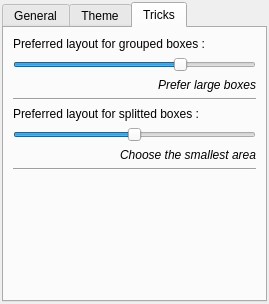
This is resources/ui/canvas_options.ui in Houston4444/HoustonPatchbay as Qt 5 draws it before an edit. The edited form follows.
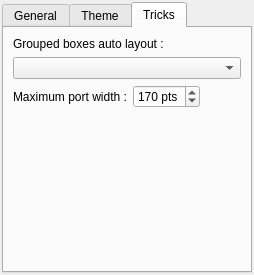
This is the edited form. Icons and pictures are not drawn.

Commit message: add option for auto layout for grouped boxes

Diff of the .ui file:
```diff
--- a/resources/ui/canvas_options.ui
+++ b/resources/ui/canvas_options.ui
@@ -6,8 +6,8 @@
    <rect>
     <x>0</x>
     <y>0</y>
-    <width>269</width>
-    <height>304</height>
+    <width>254</width>
+    <height>275</height>
    </rect>
   </property>
   <property name="windowTitle">
@@ -32,6 +32,11 @@
       <number>0</number>
      </property>
      <item>
+      <layout class="QHBoxLayout" name="horizontalLayout_2">
+       <property name="spacing">
+        <number>0</number>
+       </property>
+       <item>
       <widget class="QTabWidget" name="tabWidget">
        <property name="currentIndex">
         <number>2</number>
@@ -106,18 +111,18 @@
           </widget>
          </item>
          <item>
-          <layout class="QGridLayout" name="gridLayout">
-           <item row="1" column="0">
+            <layout class="QHBoxLayout" name="horizontalLayout_4">
+             <item>
             <widget class="QLabel" name="label">
              <property name="toolTip">
               <string>Default zoom level at startup</string>
              </property>
              <property name="text">
-              <string>Default Zoom</string>
+                <string>Default Zoom :</string>
              </property>
             </widget>
            </item>
-           <item row="1" column="2">
+             <item>
             <widget class="QSpinBox" name="spinBoxDefaultZoom">
              <property name="suffix">
               <string> %</string>
@@ -133,51 +138,8 @@
              </property>
             </widget>
            </item>
-           <item row="0" column="2">
-            <widget class="QSpinBox" name="spinBoxMaxPortWidth">
-             <property name="sizePolicy">
-              <sizepolicy hsizetype="Fixed" vsizetype="Fixed">
-               <horstretch>0</horstretch>
-               <verstretch>0</verstretch>
-              </sizepolicy>
-             </property>
-             <property name="suffix">
-              <string> pts</string>
-             </property>
-             <property name="minimum">
-              <number>40</number>
-             </property>
-             <property name="maximum">
-              <number>800</number>
-             </property>
-             <property name="value">
-              <number>170</number>
-             </property>
-            </widget>
-           </item>
-           <item row="1" column="1">
-            <widget class="QLabel" name="label_4">
-             <property name="text">
-              <string>:</string>
-             </property>
-            </widget>
-           </item>
-           <item row="0" column="0">
-            <widget class="QLabel" name="label_2">
-             <property name="text">
-              <string>Maximum port width</string>
-             </property>
-            </widget>
-           </item>
-           <item row="0" column="1">
-            <widget class="QLabel" name="label_3">
-             <property name="text">
-              <string>:</string>
-             </property>
-            </widget>
-           </item>
-           <item row="1" column="3">
-            <spacer name="horizontalSpacer_2">
+             <item>
+              <spacer name="horizontalSpacer_3">
              <property name="orientation">
               <enum>Qt::Horizontal</enum>
              </property>
@@ -271,88 +233,63 @@
         </attribute>
         <layout class="QVBoxLayout" name="verticalLayout_3">
          <item>
-          <widget class="QLabel" name="label_5">
+            <widget class="QLabel" name="label_9">
+             <property name="toolTip">
+              <string>&lt;html&gt;&lt;head/&gt;&lt;body&gt;&lt;p&gt;Boxes can have two different layouts.&lt;/p&gt;&lt;p&gt;For boxes with input and output ports, if the layout is large, output ports are layouted at right of input ports, else ports are layouted in a descending order, no matter if they are input or output ports.&lt;/p&gt;&lt;/body&gt;&lt;/html&gt;</string>
+             </property>
            <property name="text">
-            <string>Preferred layout for grouped boxes :</string>
+              <string>Grouped boxes auto layout :</string>
            </property>
           </widget>
          </item>
          <item>
-          <widget class="QSlider" name="sliderLayoutGrouped">
-           <property name="maximum">
-            <number>10</number>
-           </property>
-           <property name="value">
-            <number>7</number>
-           </property>
-           <property name="orientation">
-            <enum>Qt::Horizontal</enum>
-           </property>
-          </widget>
+            <widget class="QComboBox" name="comboBoxBoxesAutoLayout"/>
          </item>
          <item>
-          <widget class="QLabel" name="label_7">
-           <property name="font">
-            <font>
-             <italic>true</italic>
-            </font>
-           </property>
+            <layout class="QHBoxLayout" name="horizontalLayout_3">
+             <item>
+              <widget class="QLabel" name="label_2">
            <property name="text">
-            <string>Prefer large boxes</string>
-           </property>
-           <property name="alignment">
-            <set>Qt::AlignRight|Qt::AlignTrailing|Qt::AlignVCenter</set>
-           </property>
+                <string>Maximum port width :</string>
+               </property>
           </widget>
          </item>
          <item>
-          <widget class="Line" name="line_2">
-           <property name="orientation">
-            <enum>Qt::Horizontal</enum>
-           </property>
-          </widget>
-         </item>
-         <item>
-          <widget class="QLabel" name="label_6">
-           <property name="text">
-            <string>Preferred layout for splitted boxes :</string>
-           </property>
-          </widget>
-         </item>
-         <item>
-          <widget class="QSlider" name="sliderLayoutSplitted">
+              <widget class="QSpinBox" name="spinBoxMaxPortWidth">
+               <property name="sizePolicy">
+                <sizepolicy hsizetype="Fixed" vsizetype="Fixed">
+                 <horstretch>0</horstretch>
+                 <verstretch>0</verstretch>
+                </sizepolicy>
+               </property>
+               <property name="suffix">
+                <string> pts</string>
+               </property>
+               <property name="minimum">
+                <number>40</number>
+               </property>
            <property name="maximum">
-            <number>10</number>
+                <number>800</number>
            </property>
            <property name="value">
-            <number>5</number>
-           </property>
-           <property name="orientation">
-            <enum>Qt::Horizontal</enum>
-           </property>
+                <number>170</number>
+               </property>
           </widget>
          </item>
          <item>
-          <widget class="QLabel" name="label_8">
-           <property name="font">
-            <font>
-             <italic>true</italic>
-            </font>
-           </property>
-           <property name="text">
-            <string>Choose the smallest area</string>
-           </property>
-           <property name="alignment">
-            <set>Qt::AlignRight|Qt::AlignTrailing|Qt::AlignVCenter</set>
-           </property>
-          </widget>
-         </item>
-         <item>
-          <widget class="Line" name="line_3">
+              <spacer name="horizontalSpacer">
            <property name="orientation">
             <enum>Qt::Horizontal</enum>
            </property>
-          </widget>
+               <property name="sizeHint" stdset="0">
+                <size>
+                 <width>40</width>
+                 <height>20</height>
+                </size>
+               </property>
+              </spacer>
+             </item>
+            </layout>
          </item>
          <item>
           <spacer name="verticalSpacer_2">
@@ -371,11 +308,6 @@
        </widget>
       </widget>
      </item>
-     <item>
-      <layout class="QHBoxLayout" name="horizontalLayout_2">
-       <property name="spacing">
-        <number>0</number>
-       </property>
       </layout>
      </item>
     </layout>
```
Lines whose indentation alone changed are shown as unchanged. The commit also changes 4 other files.
